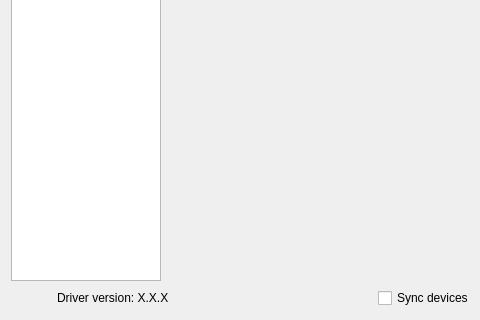
Before: the Qt Designer form ui/razergenie.ui in z3ntu/RazerGenie, drawn with Qt 5; both pictures show x 0 to 480 and y 380 to 700 of the 1024 by 700 pixel window.
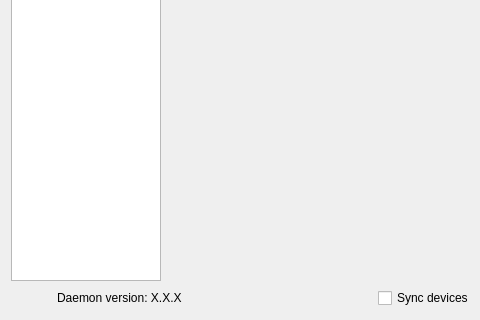
After: the same form once the commit is applied. Icons and pictures are not drawn.

```diff
--- a/ui/razergenie.ui
+++ b/ui/razergenie.ui
@@ -82,7 +82,7 @@
        <item>
         <widget class="QLabel" name="versionLabel">
          <property name="text">
-          <string>Driver version: X.X.X</string>
+          <string notr="true">Daemon version: X.X.X</string>
          </property>
         </widget>
        </item>
```
